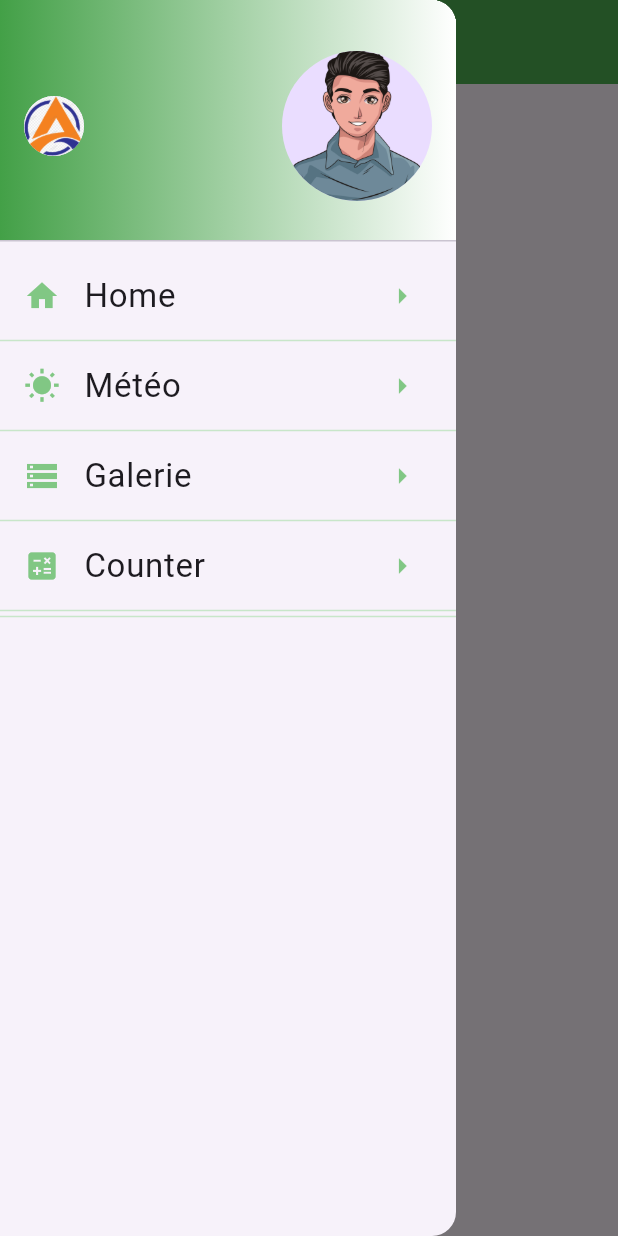
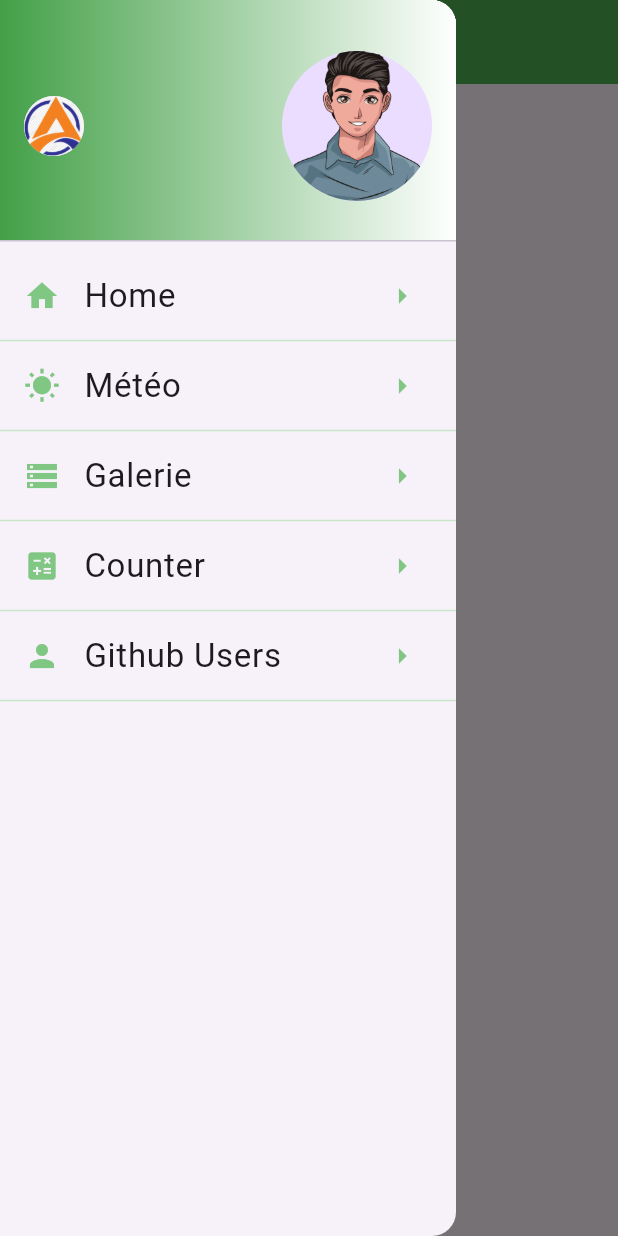
Before and after one commit to Dakarmo/flutter_app_scratch, a Flutter app: the screen it shows after launch, with the side drawer open, on a phone screen of 412 x 824 dp. Run offline on Flutter 3.47's test engine with Material 3 defaults, Android fonts, the phone set to English and light mode, and no system bars.

Commit message:
ajout et création du menu Github user et mise en place de la route

```diff
--- a/lib/component/drawer.dart
+++ b/lib/component/drawer.dart
@@ -39,7 +39,7 @@ class MyDrawer extends StatelessWidget {
 
           // Boucle `for` pour ajouter les ListTile
             ..._buildMenuItems(context),
-            Divider(height: 4, color: Colors.green[100]), // Ajout d'un Divider à la fin si besoin
+
 
 
           // ListView.builder(
--- a/lib/config/global.params.dart
+++ b/lib/config/global.params.dart
@@ -15,5 +15,8 @@ class GlobalParams {
     {
       "title": "Counter", "icon": Icons.calculate, "route": "/counter"
     },
+    {
+      "title": "Github Users", "icon": Icons.person, "route": "/githubapi"
+    },
   ];
 }
--- a/lib/main.dart
+++ b/lib/main.dart
@@ -3,6 +3,7 @@ import 'package:flutter_app_scratch/views/counter.view.dart';
 import 'package:flutter_app_scratch/views/galerie.view%20.dart';
 import 'package:flutter_app_scratch/views/home.view.dart';
 import 'package:flutter_app_scratch/views/meteo.view%20.dart';
+import 'package:flutter_app_scratch/views/user.view.dart';
 
 void main() => runApp(const MyApp());
 
@@ -19,6 +20,7 @@ class MyApp extends StatelessWidget {
         "/meteo" : (context) =>  MeteoView(),
         "/galerie" : (context) => GalerieView(),
         "/counter" : (context) => CounterView(),
+        "/githubapi": (context) => UserView(),
       },
       theme: ThemeData(
          appBarTheme: const AppBarTheme(
```
